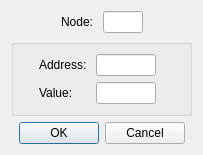
Qt form modscan64/dialogwriteholdingregister.ui (sanny32/OpenModScan) before a commit.
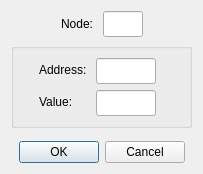
The same form after that commit. Custom widgets are drawn as their Qt base class.

Commit message: Correct dialog view (linux)

Patch:
```diff
--- a/modscan64/dialogwriteholdingregister.ui
+++ b/modscan64/dialogwriteholdingregister.ui
@@ -7,7 +7,7 @@
     <x>0</x>
     <y>0</y>
     <width>203</width>
-    <height>154</height>
+    <height>174</height>
    </rect>
   </property>
   <property name="windowTitle">
@@ -44,6 +44,12 @@
          <verstretch>0</verstretch>
         </sizepolicy>
        </property>
+       <property name="minimumSize">
+        <size>
+         <width>0</width>
+         <height>26</height>
+        </size>
+       </property>
        <property name="maximumSize">
         <size>
          <width>40</width>
@@ -88,6 +94,12 @@
           <verstretch>0</verstretch>
          </sizepolicy>
         </property>
+        <property name="minimumSize">
+         <size>
+          <width>0</width>
+          <height>26</height>
+         </size>
+        </property>
         <property name="maximumSize">
          <size>
           <width>60</width>
@@ -114,6 +126,12 @@
           <verstretch>0</verstretch>
          </sizepolicy>
         </property>
+        <property name="minimumSize">
+         <size>
+          <width>0</width>
+          <height>26</height>
+         </size>
+        </property>
         <property name="maximumSize">
          <size>
           <width>60</width>
```
The commit also changes 2 other files.
